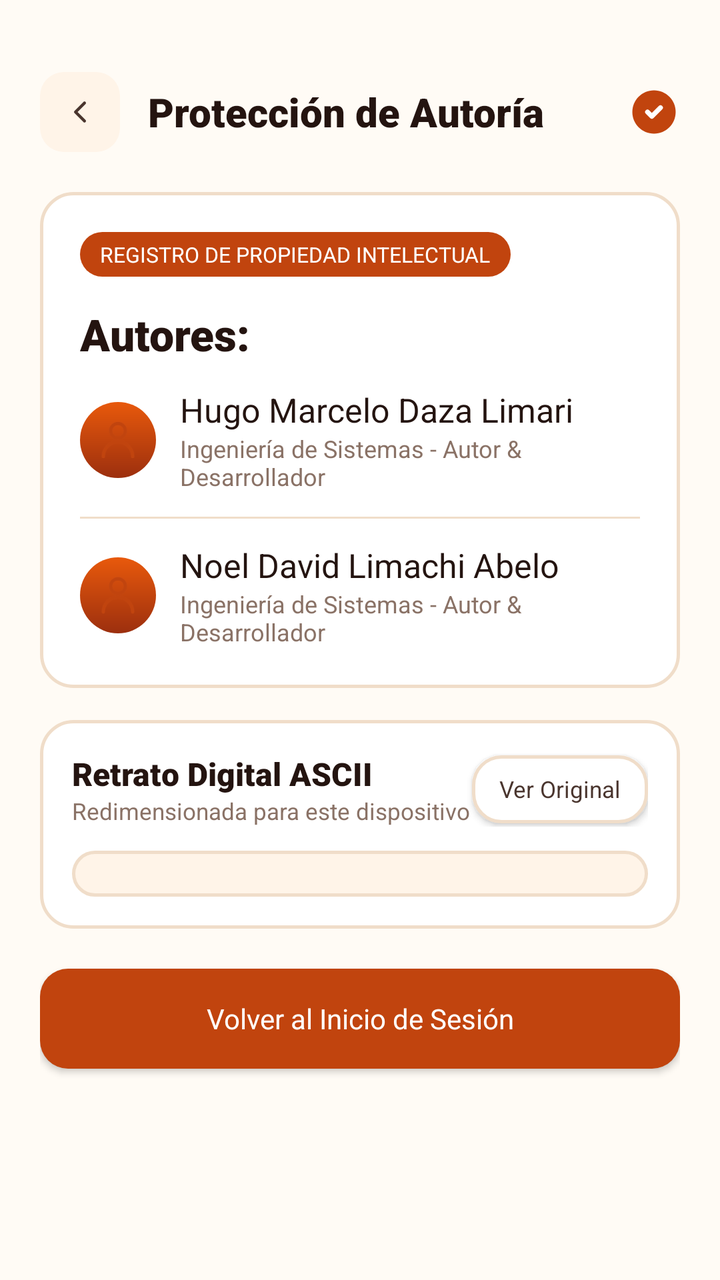
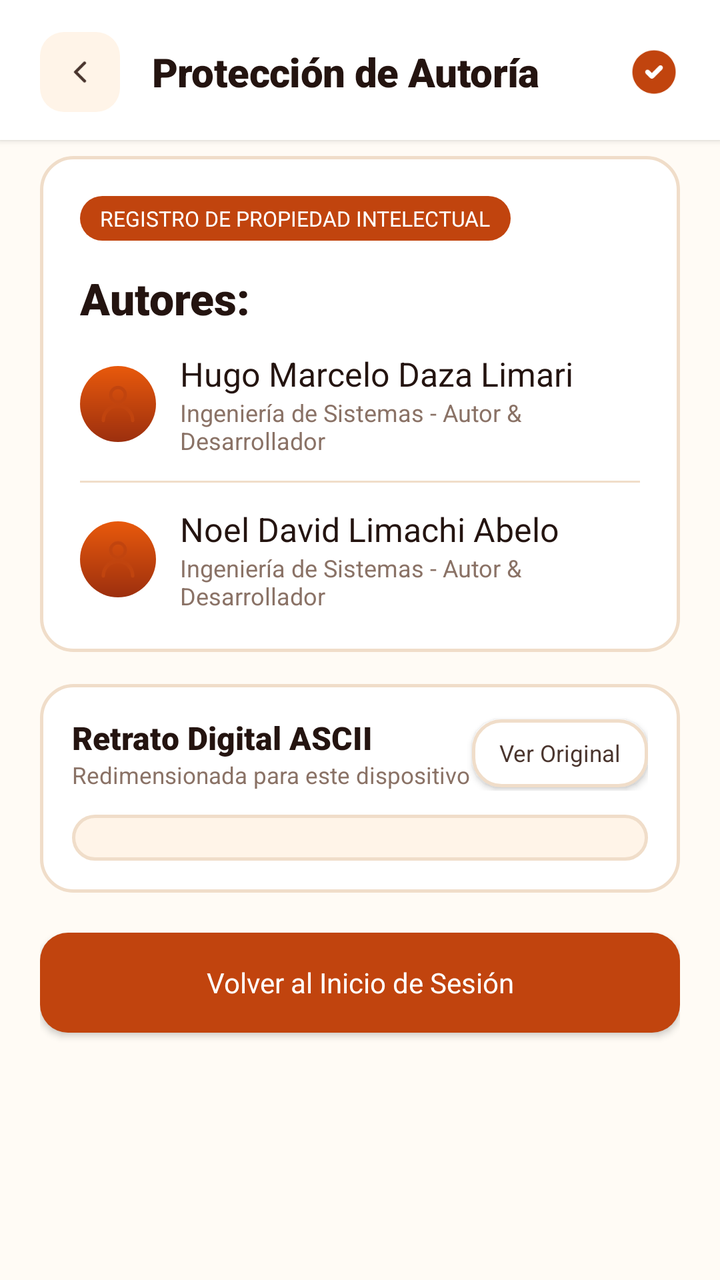

Two renders of the same Android screen: before a commit and after it. Below are the layout's source before the change and the commit's diff.
<!-- AndroidManifest.xml: application theme Theme.Pollogithub -->
<!-- res/layout/activity_autores.xml -->
<?xml version="1.0" encoding="utf-8"?>
<androidx.constraintlayout.widget.ConstraintLayout xmlns:android="http://schemas.android.com/apk/res/android"
    xmlns:app="http://schemas.android.com/apk/res-auto"
    xmlns:tools="http://schemas.android.com/tools"
    android:layout_width="match_parent"
    android:layout_height="match_parent"
    android:background="@color/paper_50"
    tools:context=".AutoresActivity">

    
    <LinearLayout
        android:id="@+id/layoutTopBar"
        android:layout_width="0dp"
        android:layout_height="wrap_content"
        android:gravity="center_vertical"
        android:orientation="horizontal"
        android:paddingHorizontal="20dp"
        android:paddingTop="36dp"
        android:paddingBottom="12dp"
        app:layout_constraintEnd_toEndOf="parent"
        app:layout_constraintStart_toStartOf="parent"
        app:layout_constraintTop_toTopOf="parent">

        <ImageButton
            android:id="@+id/btnBack"
            android:layout_width="40dp"
            android:layout_height="40dp"
            android:background="@drawable/bg_back_btn"
            android:contentDescription="Volver"
            android:src="@drawable/ic_back_arrow" />

        <TextView
            android:layout_width="0dp"
            android:layout_height="wrap_content"
            android:layout_marginStart="14dp"
            android:layout_weight="1"
            android:fontFamily="sans-serif-black"
            android:text="Protección de Autoría"
            android:textColor="@color/char_900"
            android:textSize="20sp" />

        <ImageView
            android:layout_width="26dp"
            android:layout_height="26dp"
            android:contentDescription="Verificado"
            android:src="@drawable/ic_check_circle_ember" />
    </LinearLayout>

    <ScrollView
        android:id="@+id/scrollContainer"
        android:layout_width="0dp"
        android:layout_height="0dp"
        android:clipToPadding="false"
        android:fillViewport="true"
        android:paddingBottom="32dp"
        app:layout_constraintBottom_toBottomOf="parent"
        app:layout_constraintEnd_toEndOf="parent"
        app:layout_constraintStart_toStartOf="parent"
        app:layout_constraintTop_toBottomOf="@id/layoutTopBar">

        <LinearLayout
            android:layout_width="match_parent"
            android:layout_height="wrap_content"
            android:orientation="vertical"
            android:paddingHorizontal="20dp">

            
            <LinearLayout
                android:layout_width="match_parent"
                android:layout_height="wrap_content"
                android:layout_marginTop="8dp"
                android:background="@drawable/bg_order_card"
                android:orientation="vertical"
                android:padding="20dp">

                
                <TextView
                    android:layout_width="wrap_content"
                    android:layout_height="wrap_content"
                    android:background="@drawable/bg_chip_selected"
                    android:fontFamily="sans-serif-bold"
                    android:paddingHorizontal="10dp"
                    android:paddingVertical="4dp"
                    android:text="REGISTRO DE PROPIEDAD INTELECTUAL"
                    android:textAllCaps="true"
                    android:textColor="@color/white"
                    android:textSize="10.5sp" />

                
                <TextView
                    android:layout_width="wrap_content"
                    android:layout_height="wrap_content"
                    android:layout_marginTop="14dp"
                    android:fontFamily="sans-serif-black"
                    android:text="Autores:"
                    android:textColor="@color/char_900"
                    android:textSize="22sp" />

                
                <LinearLayout
                    android:layout_width="match_parent"
                    android:layout_height="wrap_content"
                    android:layout_marginTop="12dp"
                    android:gravity="center_vertical"
                    android:orientation="horizontal">

                    <ImageView
                        android:layout_width="38dp"
                        android:layout_height="38dp"
                        android:background="@drawable/bg_avatar_circle"
                        android:contentDescription="Autor"
                        android:padding="8dp"
                        android:src="@drawable/ic_person"
                        app:tint="@color/ember_600" />

                    <LinearLayout
                        android:layout_width="0dp"
                        android:layout_height="wrap_content"
                        android:layout_marginStart="12dp"
                        android:layout_weight="1"
                        android:orientation="vertical">

                        <TextView
                            android:layout_width="wrap_content"
                            android:layout_height="wrap_content"
                            android:fontFamily="sans-serif-bold"
                            android:text="Hugo Marcelo Daza Limari"
                            android:textColor="@color/char_900"
                            android:textSize="16.5sp" />

                        <TextView
                            android:layout_width="wrap_content"
                            android:layout_height="wrap_content"
                            android:fontFamily="sans-serif"
                            android:text="Ingeniería de Sistemas - Autor &amp; Desarrollador"
                            android:textColor="@color/char_400"
                            android:textSize="12sp" />
                    </LinearLayout>
                </LinearLayout>

                <View
                    android:layout_width="match_parent"
                    android:layout_height="1dp"
                    android:layout_marginVertical="12dp"
                    android:background="@color/line_color" />

                
                <LinearLayout
                    android:layout_width="match_parent"
                    android:layout_height="wrap_content"
                    android:gravity="center_vertical"
                    android:orientation="horizontal">

                    <ImageView
                        android:layout_width="38dp"
                        android:layout_height="38dp"
                        android:background="@drawable/bg_avatar_circle"
                        android:contentDescription="Autor"
                        android:padding="8dp"
                        android:src="@drawable/ic_person"
                        app:tint="@color/ember_600" />

                    <LinearLayout
                        android:layout_width="0dp"
                        android:layout_height="wrap_content"
                        android:layout_marginStart="12dp"
                        android:layout_weight="1"
                        android:orientation="vertical">

                        <TextView
                            android:layout_width="wrap_content"
                            android:layout_height="wrap_content"
                            android:fontFamily="sans-serif-bold"
                            android:text="Noel David Limachi Abelo"
                            android:textColor="@color/char_900"
                            android:textSize="16.5sp" />

                        <TextView
                            android:layout_width="wrap_content"
                            android:layout_height="wrap_content"
                            android:fontFamily="sans-serif"
                            android:text="Ingeniería de Sistemas - Autor &amp; Desarrollador"
                            android:textColor="@color/char_400"
                            android:textSize="12sp" />
                    </LinearLayout>
                </LinearLayout>

            </LinearLayout>

            
            <LinearLayout
                android:layout_width="match_parent"
                android:layout_height="wrap_content"
                android:layout_marginTop="16dp"
                android:background="@drawable/bg_order_card"
                android:orientation="vertical"
                android:padding="16dp">

                <LinearLayout
                    android:layout_width="match_parent"
                    android:layout_height="wrap_content"
                    android:gravity="center_vertical"
                    android:orientation="horizontal">

                    <LinearLayout
                        android:layout_width="0dp"
                        android:layout_height="wrap_content"
                        android:layout_weight="1"
                        android:orientation="vertical">

                        <TextView
                            android:layout_width="wrap_content"
                            android:layout_height="wrap_content"
                            android:fontFamily="sans-serif-black"
                            android:text="Retrato Digital ASCII"
                            android:textColor="@color/char_900"
                            android:textSize="16sp" />

                        <TextView
                            android:id="@+id/tvModeSubtitle"
                            android:layout_width="wrap_content"
                            android:layout_height="wrap_content"
                            android:fontFamily="sans-serif"
                            android:text="Redimensionada para este dispositivo"
                            android:textColor="@color/char_400"
                            android:textSize="11.5sp" />
                    </LinearLayout>

                    
                    <androidx.appcompat.widget.AppCompatButton
                        android:id="@+id/btnToggleResolution"
                        android:layout_width="wrap_content"
                        android:layout_height="34dp"
                        android:background="@drawable/bg_btn_outline"
                        android:fontFamily="sans-serif-bold"
                        android:paddingHorizontal="10dp"
                        android:text="Ver Original"
                        android:textAllCaps="false"
                        android:textColor="@color/char_700"
                        android:textSize="11.5sp" />
                </LinearLayout>

                
                <FrameLayout
                    android:id="@+id/containerAscii"
                    android:layout_width="match_parent"
                    android:layout_height="wrap_content"
                    android:layout_marginTop="12dp"
                    android:background="@drawable/bg_cash_input"
                    android:padding="8dp">

                    <HorizontalScrollView
                        android:id="@+id/horizontalScrollAscii"
                        android:layout_width="match_parent"
                        android:layout_height="wrap_content"
                        android:scrollbars="horizontal">

                        <TextView
                            android:id="@+id/tvAsciiArt"
                            android:layout_width="wrap_content"
                            android:layout_height="wrap_content"
                            android:fontFamily="monospace"
                            android:includeFontPadding="false"
                            android:lineSpacingMultiplier="0.84"
                            android:textColor="@color/char_900"
                            android:textSize="6sp"
                            android:typeface="monospace" />
                    </HorizontalScrollView>
                </FrameLayout>
            </LinearLayout>

            
            <androidx.appcompat.widget.AppCompatButton
                android:id="@+id/btnReturn"
                android:layout_width="match_parent"
                android:layout_height="50dp"
                android:layout_marginTop="20dp"
                android:background="@drawable/bg_button_primary"
                android:fontFamily="sans-serif-bold"
                android:text="Volver al Inicio de Sesión"
                android:textAllCaps="false"
                android:textColor="@color/white"
                android:textSize="14sp" />

        </LinearLayout>
    </ScrollView>

</androidx.constraintlayout.widget.ConstraintLayout>
<!-- resources referenced by this layout -->
<resources>
  <color name="char_400">#8A7266</color>
  <color name="char_700">#4A352E</color>
  <color name="char_900">#241410</color>
  <color name="ember_600">#C1440E</color>
  <color name="line_color">#F0DDC9</color>
  <color name="paper_50">#FFFBF5</color>
  <color name="white">#FFFFFFFF</color>
  <!-- drawable bg_avatar_circle (drawable) -->
  <?xml version="1.0" encoding="utf-8"?>
  <shape xmlns:android="http://schemas.android.com/apk/res/android"
      android:shape="oval">
      <gradient
          android:angle="295"
          android:startColor="@color/ember_500"
          android:endColor="@color/ember_700" />
  </shape>
  <!-- drawable bg_back_btn (drawable) -->
  <?xml version="1.0" encoding="utf-8"?>
  <ripple xmlns:android="http://schemas.android.com/apk/res/android"
      android:color="#1AE8590C">
      <item>
          <shape android:shape="rectangle">
              <solid android:color="@color/paper_100" />
              <corners android:radius="12dp" />
          </shape>
      </item>
  </ripple>
  <!-- drawable bg_cash_input (drawable) -->
  <?xml version="1.0" encoding="utf-8"?>
  <shape xmlns:android="http://schemas.android.com/apk/res/android"
      android:shape="rectangle">
      <solid android:color="@color/paper_100" />
      <stroke
          android:width="1.5dp"
          android:color="@color/line_color" />
      <corners android:radius="12dp" />
  </shape>
  <style name="Theme.Pollogithub" parent="Base.Theme.Pollogithub" />
  <color name="ember_500">#E8590C</color>
  <color name="ember_700">#9C2F0E</color>
  <color name="paper_100">#FFF4E8</color>
  <color name="ember_100">#FFE4D1</color>
  <!-- unchanged entries left out for length: 8 -->
</resources>

<!-- the commit's change to res/layout/activity_autores.xml (unified diff, before → after) -->
@@ -10,34 +10,22 @@
     
     <LinearLayout
         android:id="@+id/layoutTopBar"
-        android:layout_width="0dp"
-        android:layout_height="wrap_content"
-        android:gravity="center_vertical"
-        android:orientation="horizontal"
-        android:paddingHorizontal="20dp"
-        android:paddingTop="36dp"
-        android:paddingBottom="12dp"
+        style="@style/Widget.Pollo.Header.Horizontal"
         app:layout_constraintEnd_toEndOf="parent"
         app:layout_constraintStart_toStartOf="parent"
         app:layout_constraintTop_toTopOf="parent">
 
         <ImageButton
             android:id="@+id/btnBack"
-            android:layout_width="40dp"
-            android:layout_height="40dp"
-            android:background="@drawable/bg_back_btn"
-            android:contentDescription="Volver"
-            android:src="@drawable/ic_back_arrow" />
+            style="@style/Widget.Pollo.Button.Back.Large" />
 
         <TextView
+            android:textAppearance="@style/TextAppearance.Pollo.Title.Large"
             android:layout_width="0dp"
             android:layout_height="wrap_content"
-            android:layout_marginStart="14dp"
+            android:layout_marginStart="@dimen/spacing_l"
             android:layout_weight="1"
-            android:fontFamily="sans-serif-black"
-            android:text="Protección de Autoría"
-            android:textColor="@color/char_900"
-            android:textSize="20sp" />
+            android:text="Protección de Autoría" />
 
         <ImageView
             android:layout_width="26dp"
<!-- resource entries referenced after the edit -->
@@ -7,6 +7,7 @@
   <color name="line_color">#F0DDC9</color>
   <color name="paper_50">#FFFBF5</color>
   <color name="white">#FFFFFFFF</color>
+  <dimen name="spacing_l">16dp</dimen>
   <!-- drawable bg_avatar_circle (drawable) -->
   <?xml version="1.0" encoding="utf-8"?>
   <shape xmlns:android="http://schemas.android.com/apk/res/android"
@@ -27,6 +28,7 @@
           </shape>
       </item>
   </ripple>
+  <string name="content_desc_back">Volver</string>
   <!-- drawable bg_cash_input (drawable) -->
   <?xml version="1.0" encoding="utf-8"?>
   <shape xmlns:android="http://schemas.android.com/apk/res/android"
@@ -37,10 +39,49 @@
           android:color="@color/line_color" />
       <corners android:radius="12dp" />
   </shape>
+  <style name="TextAppearance.Pollo.Title.Large" parent="TextAppearance.Pollo.Title">
+          <item name="android:fontFamily">sans-serif-black</item>
+          <item name="android:textColor">@color/char_900</item>
+          <item name="android:textSize">@dimen/text_size_title_large</item>
+          <item name="android:letterSpacing">-0.01</item>
+      </style>
+  <style name="Widget.Pollo.Button.Back.Large" parent="Widget.Pollo.Button.Back">
+          <item name="android:layout_width">@dimen/btn_icon_size</item>
+          <item name="android:layout_height">@dimen/btn_icon_size</item>
+      </style>
+  <style name="Widget.Pollo.Header.Horizontal" parent="Widget.Pollo">
+          <item name="android:layout_width">match_parent</item>
+          <item name="android:layout_height">wrap_content</item>
+          <item name="android:background">@color/white</item>
+          <item name="android:elevation">@dimen/elevation_low</item>
+          <item name="android:orientation">horizontal</item>
+          <item name="android:gravity">center_vertical</item>
+          <item name="android:paddingHorizontal">@dimen/header_padding_horizontal</item>
+          <item name="android:paddingTop">@dimen/header_padding_top</item>
+          <item name="android:paddingBottom">@dimen/header_padding_bottom</item>
+      </style>
   <style name="Theme.Pollogithub" parent="Base.Theme.Pollogithub" />
   <color name="ember_500">#E8590C</color>
   <color name="ember_700">#9C2F0E</color>
   <color name="paper_100">#FFF4E8</color>
+  <style name="TextAppearance.Pollo.Title" parent="TextAppearance.Pollo" />
+  <dimen name="text_size_title_large">20sp</dimen>
+  <style name="Widget.Pollo.Button.Back" parent="Widget.Pollo">
+          <item name="android:layout_width">@dimen/btn_icon_size_small</item>
+          <item name="android:layout_height">@dimen/btn_icon_size_small</item>
+          <item name="android:background">@drawable/bg_back_btn</item>
+          <item name="android:src">@drawable/ic_back_arrow</item>
+          <item name="android:scaleType">centerInside</item>
+          <item name="android:contentDescription">@string/content_desc_back</item>
+      </style>
+  <dimen name="btn_icon_size">40dp</dimen>
+  <style name="Widget.Pollo" parent="" />
+  <dimen name="elevation_low">2dp</dimen>
+  <dimen name="header_padding_horizontal">20dp</dimen>
+  <dimen name="header_padding_top">16dp</dimen>
+  <dimen name="header_padding_bottom">14dp</dimen>
+  <style name="TextAppearance.Pollo" parent="android:TextAppearance" />
+  <dimen name="btn_icon_size_small">36dp</dimen>
   <color name="ember_100">#FFE4D1</color>
   <!-- unchanged entries left out for length: 8 -->
 </resources>
